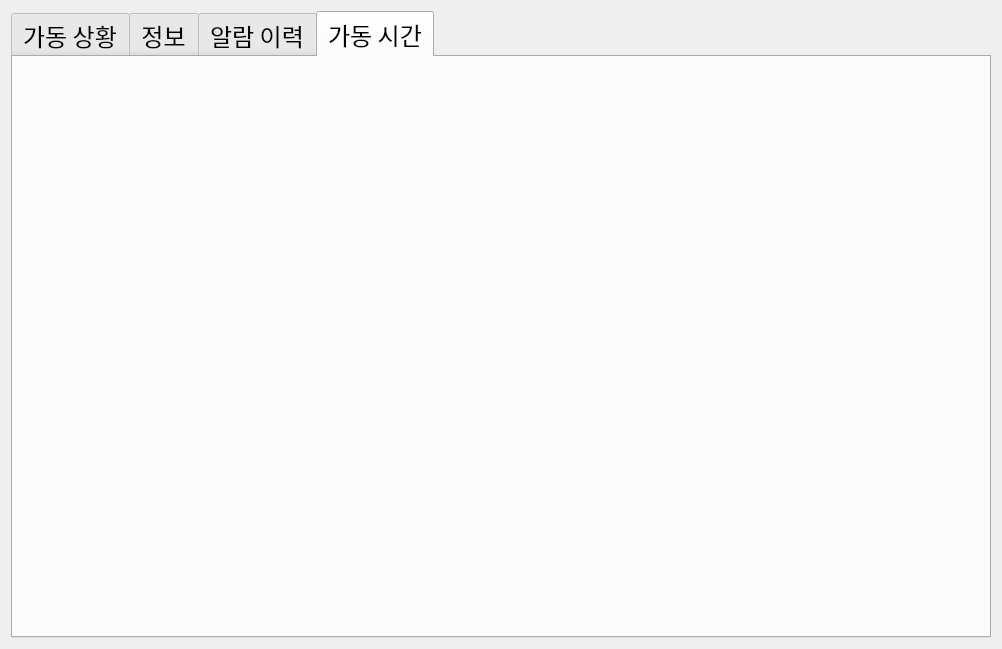
First picture: the form in MainForm.ui, repository DeathByS/PythonProject, before the edit.
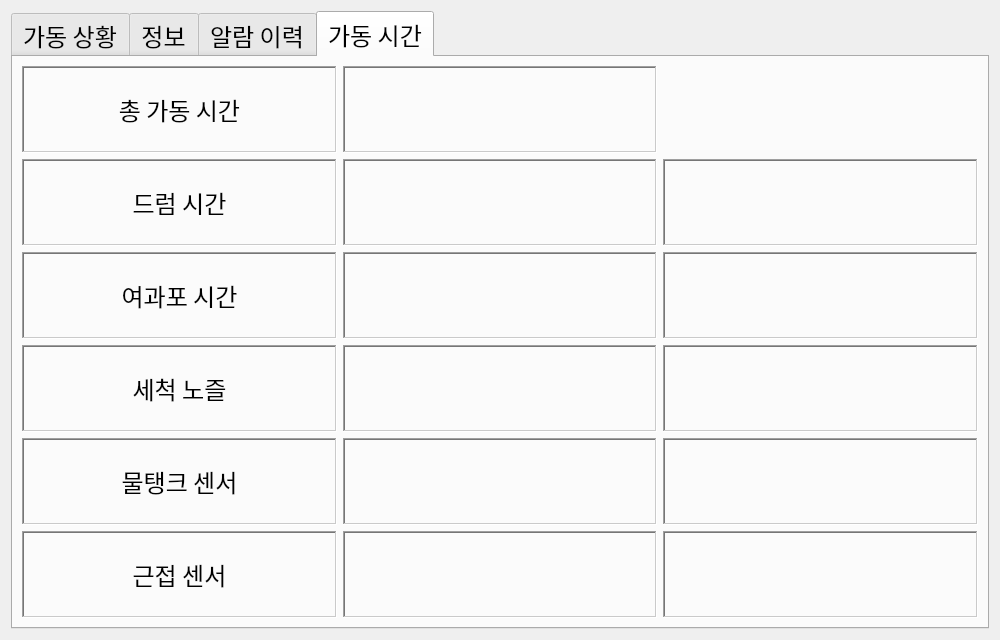
Second picture: the form after the edit. The open tabs and pages were chosen to show the change.

The edit to the form file:
```diff
--- a/MainForm.ui
+++ b/MainForm.ui
@@ -41,7 +41,7 @@
       <enum>QTabWidget::Rounded</enum>
      </property>
      <property name="currentIndex">
-      <number>2</number>
+      <number>3</number>
      </property>
      <property name="iconSize">
       <size>
@@ -1403,8 +1403,8 @@
         <widget class="QTableWidget" name="tableWidget">
          <property name="minimumSize">
           <size>
-           <width>958</width>
-           <height>559</height>
+           <width>300</width>
+           <height>200</height>
           </size>
          </property>
          <property name="font">
@@ -1420,11 +1420,17 @@
          <property name="editTriggers">
           <set>QAbstractItemView::NoEditTriggers</set>
          </property>
+         <property name="rowCount">
+          <number>0</number>
+         </property>
+         <property name="columnCount">
+          <number>3</number>
+         </property>
          <attribute name="horizontalHeaderCascadingSectionResizes">
           <bool>true</bool>
          </attribute>
          <attribute name="horizontalHeaderDefaultSectionSize">
-          <number>200</number>
+          <number>300</number>
          </attribute>
          <attribute name="horizontalHeaderHighlightSections">
           <bool>false</bool>
@@ -1448,12 +1454,12 @@
          </column>
          <column>
           <property name="text">
-           <string>오류 내용</string>
+           <string>알람 내역</string>
           </property>
          </column>
          <column>
           <property name="text">
-           <string>발생 회수</string>
+           <string>알람 횟수</string>
           </property>
          </column>
         </widget>
@@ -1464,6 +1470,284 @@
       <attribute name="title">
        <string>가동 시간</string>
       </attribute>
+      <layout class="QGridLayout" name="gridLayout_9">
+       <item row="1" column="0">
+        <layout class="QGridLayout" name="gridLayout_5">
+         <item row="4" column="3">
+          <widget class="QLabel" name="label_Change_WaterTank">
+           <property name="frameShape">
+            <enum>QFrame::WinPanel</enum>
+           </property>
+           <property name="frameShadow">
+            <enum>QFrame::Sunken</enum>
+           </property>
+           <property name="text">
+            <string/>
+           </property>
+           <property name="alignment">
+            <set>Qt::AlignCenter</set>
+           </property>
+          </widget>
+         </item>
+         <item row="5" column="3">
+          <widget class="QLabel" name="label_Change_Close">
+           <property name="frameShape">
+            <enum>QFrame::WinPanel</enum>
+           </property>
+           <property name="frameShadow">
+            <enum>QFrame::Sunken</enum>
+           </property>
+           <property name="text">
+            <string/>
+           </property>
+           <property name="alignment">
+            <set>Qt::AlignCenter</set>
+           </property>
+          </widget>
+         </item>
+         <item row="1" column="3">
+          <widget class="QLabel" name="label_Change_Drum">
+           <property name="frameShape">
+            <enum>QFrame::WinPanel</enum>
+           </property>
+           <property name="frameShadow">
+            <enum>QFrame::Sunken</enum>
+           </property>
+           <property name="text">
+            <string/>
+           </property>
+           <property name="alignment">
+            <set>Qt::AlignCenter</set>
+           </property>
+          </widget>
+         </item>
+         <item row="2" column="3">
+          <widget class="QLabel" name="label_Change_Filter">
+           <property name="frameShape">
+            <enum>QFrame::WinPanel</enum>
+           </property>
+           <property name="frameShadow">
+            <enum>QFrame::Sunken</enum>
+           </property>
+           <property name="text">
+            <string/>
+           </property>
+           <property name="alignment">
+            <set>Qt::AlignCenter</set>
+           </property>
+          </widget>
+         </item>
+         <item row="3" column="3">
+          <widget class="QLabel" name="label_Change_Cleaner">
+           <property name="frameShape">
+            <enum>QFrame::WinPanel</enum>
+           </property>
+           <property name="frameShadow">
+            <enum>QFrame::Sunken</enum>
+           </property>
+           <property name="text">
+            <string/>
+           </property>
+           <property name="alignment">
+            <set>Qt::AlignCenter</set>
+           </property>
+          </widget>
+         </item>
+         <item row="1" column="2">
+          <widget class="QLabel" name="label_Time_2">
+           <property name="frameShape">
+            <enum>QFrame::WinPanel</enum>
+           </property>
+           <property name="frameShadow">
+            <enum>QFrame::Sunken</enum>
+           </property>
+           <property name="text">
+            <string/>
+           </property>
+           <property name="alignment">
+            <set>Qt::AlignCenter</set>
+           </property>
+          </widget>
+         </item>
+         <item row="2" column="1">
+          <widget class="QLabel" name="label_31">
+           <property name="frameShape">
+            <enum>QFrame::WinPanel</enum>
+           </property>
+           <property name="frameShadow">
+            <enum>QFrame::Sunken</enum>
+           </property>
+           <property name="text">
+            <string>여과포 시간</string>
+           </property>
+           <property name="alignment">
+            <set>Qt::AlignCenter</set>
+           </property>
+          </widget>
+         </item>
+         <item row="4" column="1">
+          <widget class="QLabel" name="label_34">
+           <property name="frameShape">
+            <enum>QFrame::WinPanel</enum>
+           </property>
+           <property name="frameShadow">
+            <enum>QFrame::Sunken</enum>
+           </property>
+           <property name="text">
+            <string>물탱크 센서</string>
+           </property>
+           <property name="alignment">
+            <set>Qt::AlignCenter</set>
+           </property>
+          </widget>
+         </item>
+         <item row="5" column="1">
+          <widget class="QLabel" name="label_35">
+           <property name="frameShape">
+            <enum>QFrame::WinPanel</enum>
+           </property>
+           <property name="frameShadow">
+            <enum>QFrame::Sunken</enum>
+           </property>
+           <property name="text">
+            <string>근접 센서</string>
+           </property>
+           <property name="alignment">
+            <set>Qt::AlignCenter</set>
+           </property>
+          </widget>
+         </item>
+         <item row="3" column="1">
+          <widget class="QLabel" name="label_33">
+           <property name="frameShape">
+            <enum>QFrame::WinPanel</enum>
+           </property>
+           <property name="frameShadow">
+            <enum>QFrame::Sunken</enum>
+           </property>
+           <property name="text">
+            <string>세척 노즐</string>
+           </property>
+           <property name="alignment">
+            <set>Qt::AlignCenter</set>
+           </property>
+          </widget>
+         </item>
+         <item row="3" column="2">
+          <widget class="QLabel" name="label_Time_4">
+           <property name="frameShape">
+            <enum>QFrame::WinPanel</enum>
+           </property>
+           <property name="frameShadow">
+            <enum>QFrame::Sunken</enum>
+           </property>
+           <property name="text">
+            <string/>
+           </property>
+           <property name="alignment">
+            <set>Qt::AlignCenter</set>
+           </property>
+          </widget>
+         </item>
+         <item row="4" column="2">
+          <widget class="QLabel" name="label_Time_5">
+           <property name="frameShape">
+            <enum>QFrame::WinPanel</enum>
+           </property>
+           <property name="frameShadow">
+            <enum>QFrame::Sunken</enum>
+           </property>
+           <property name="text">
+            <string/>
+           </property>
+           <property name="alignment">
+            <set>Qt::AlignCenter</set>
+           </property>
+          </widget>
+         </item>
+         <item row="5" column="2">
+          <widget class="QLabel" name="label_Time_6">
+           <property name="frameShape">
+            <enum>QFrame::WinPanel</enum>
+           </property>
+           <property name="frameShadow">
+            <enum>QFrame::Sunken</enum>
+           </property>
+           <property name="text">
+            <string/>
+           </property>
+           <property name="alignment">
+            <set>Qt::AlignCenter</set>
+           </property>
+          </widget>
+         </item>
+         <item row="2" column="2">
+          <widget class="QLabel" name="label_Time_3">
+           <property name="frameShape">
+            <enum>QFrame::WinPanel</enum>
+           </property>
+           <property name="frameShadow">
+            <enum>QFrame::Sunken</enum>
+           </property>
+           <property name="text">
+            <string/>
+           </property>
+           <property name="alignment">
+            <set>Qt::AlignCenter</set>
+           </property>
+          </widget>
+         </item>
+         <item row="1" column="1">
+          <widget class="QLabel" name="label_29">
+           <property name="frameShape">
+            <enum>QFrame::WinPanel</enum>
+           </property>
+           <property name="frameShadow">
+            <enum>QFrame::Sunken</enum>
+           </property>
+           <property name="text">
+            <string>드럼 시간</string>
+           </property>
+           <property name="alignment">
+            <set>Qt::AlignCenter</set>
+           </property>
+          </widget>
+         </item>
+         <item row="0" column="2">
+          <widget class="QLabel" name="label_Time_1">
+           <property name="frameShape">
+            <enum>QFrame::WinPanel</enum>
+           </property>
+           <property name="frameShadow">
+            <enum>QFrame::Sunken</enum>
+           </property>
+           <property name="text">
+            <string/>
+           </property>
+           <property name="alignment">
+            <set>Qt::AlignCenter</set>
+           </property>
+          </widget>
+         </item>
+         <item row="0" column="1">
+          <widget class="QLabel" name="label">
+           <property name="frameShape">
+            <enum>QFrame::WinPanel</enum>
+           </property>
+           <property name="frameShadow">
+            <enum>QFrame::Sunken</enum>
+           </property>
+           <property name="text">
+            <string>총 가동 시간</string>
+           </property>
+           <property name="alignment">
+            <set>Qt::AlignCenter</set>
+           </property>
+          </widget>
+         </item>
+        </layout>
+       </item>
+      </layout>
      </widget>
     </widget>
    </item>
```
